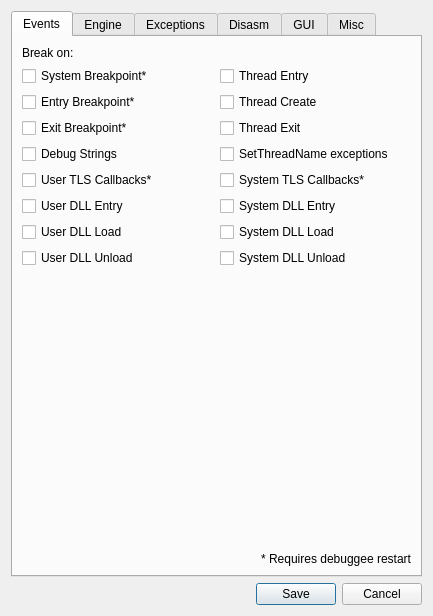
Before: the Qt Designer form src/gui/Src/Gui/SettingsDialog.ui in x64dbg/x64dbg, drawn with Qt 5.
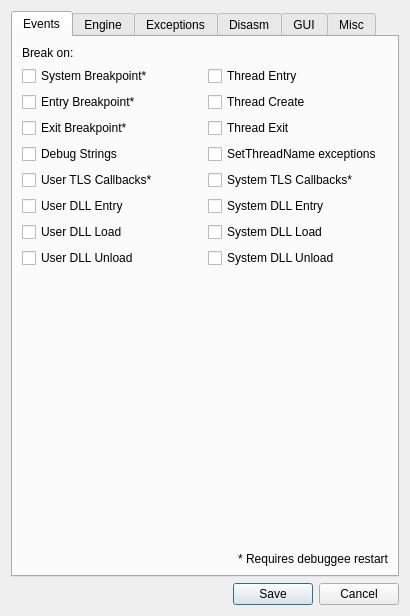
After: the same form once the commit is applied. Icons and pictures are not drawn.

Commit message: Minimize the size of the SettingsDialog

Diff of the .ui file:
```diff
--- a/src/gui/Src/Gui/SettingsDialog.ui
+++ b/src/gui/Src/Gui/SettingsDialog.ui
@@ -6,8 +6,8 @@
    <rect>
     <x>0</x>
     <y>0</y>
-    <width>433</width>
-    <height>555</height>
+    <width>365</width>
+    <height>561</height>
    </rect>
   </property>
   <property name="sizePolicy">
```
